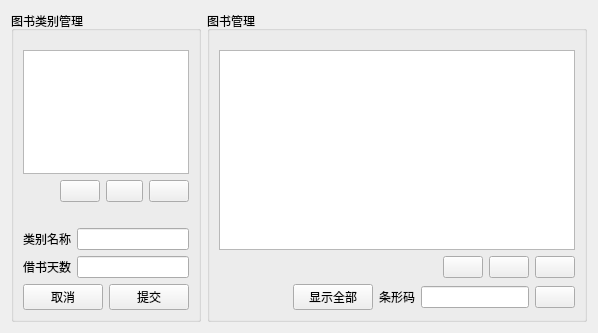
This is LibraryManager/bookmanageform.ui in 821869798/LibraryManager as Qt 5 draws it before an edit. The edited form follows.
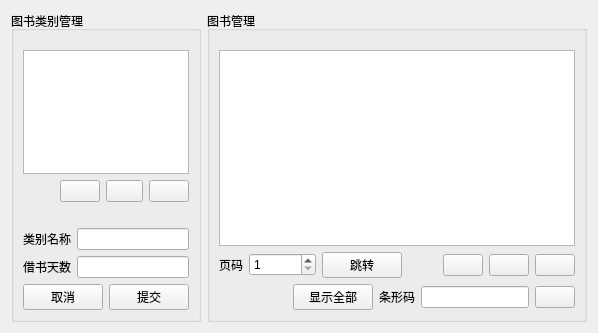
This is the edited form.

Patch:
```diff
--- a/LibraryManager/bookmanageform.ui
+++ b/LibraryManager/bookmanageform.ui
@@ -158,7 +158,31 @@
          <widget class="QTableView" name="tv"/>
         </item>
         <item>
-         <layout class="QHBoxLayout" name="horizontalLayout_6">
+         <layout class="QHBoxLayout" name="horizontalLayout_6" stretch="1,2,1,2,1,1,1">
+          <item>
+           <widget class="QLabel" name="label_4">
+            <property name="text">
+             <string>页码</string>
+            </property>
+           </widget>
+          </item>
+          <item>
+           <widget class="QSpinBox" name="box_page">
+            <property name="minimum">
+             <number>1</number>
+            </property>
+            <property name="maximum">
+             <number>999999</number>
+            </property>
+           </widget>
+          </item>
+          <item>
+           <widget class="QPushButton" name="btn_page">
+            <property name="text">
+             <string>跳转</string>
+            </property>
+           </widget>
+          </item>
           <item>
            <spacer name="horizontalSpacer_2">
             <property name="orientation">
```
